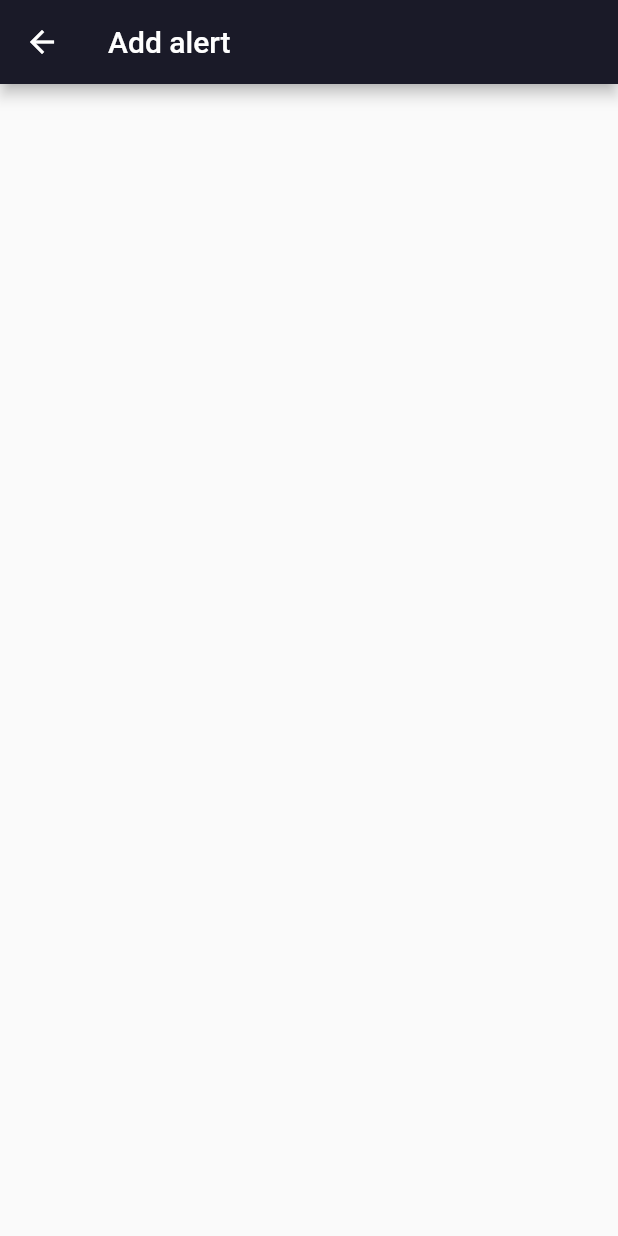
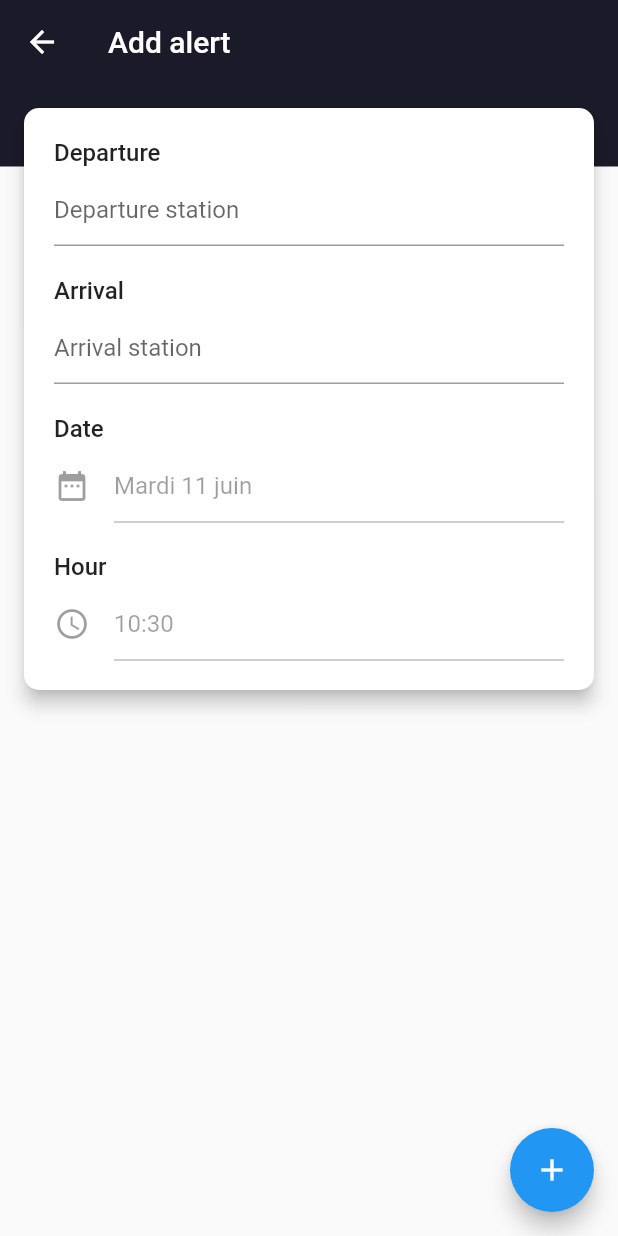
Before and after one commit to Pyozer/TGVMaxAlert, a Flutter app: the AddAlertScreen screen opened directly, on a phone screen of 412 x 824 dp. Run offline on Flutter 3.47's test engine with Material 2 defaults, Android fonts, the phone set to English and light mode, and no system bars; drawn by our look-alikes of flutter_typeahead; our stand-ins replace dio, shared_preferences; accounts and stored records are empty.

Commit message:
Add stations api and start creating add alert screen

```diff
--- /dev/null
+++ b/lib/models/sncf_gare.dart
@@ -0,0 +1,29 @@
+import 'dart:convert';
+
+class SncfStation {
+  String label;
+  String id;
+  double longitude;
+  double latitude;
+
+  SncfStation({this.label, this.id, this.longitude, this.latitude});
+
+  factory SncfStation.fromRawJson(String str) =>
+      SncfStation.fromJson(json.decode(str));
+
+  factory SncfStation.fromJson(Map<String, dynamic> json) => SncfStation(
+        label: json["label"],
+        id: json["id"],
+        longitude: json["longitude"].toDouble(),
+        latitude: json["latitude"].toDouble(),
+      );
+
+  String toRawJson() => json.encode(toJson());
+
+  Map<String, dynamic> toJson() => {
+        "label": label,
+        "id": id,
+        "longitude": longitude,
+        "latitude": latitude,
+      };
+}
--- a/lib/screens/add_alert_screen.dart
+++ b/lib/screens/add_alert_screen.dart
@@ -1,4 +1,9 @@
+import 'package:flutter/cupertino.dart';
 import 'package:flutter/material.dart';
+import 'package:tgv_max_alert/models/sncf_gare.dart';
+import 'package:tgv_max_alert/utils/api/api.dart';
+import 'package:tgv_max_alert/utils/utils.dart';
+import 'package:flutter_typeahead/flutter_typeahead.dart';
 
 class AddAlertScreen extends StatefulWidget {
   AddAlertScreen({Key key}) : super(key: key);
@@ -7,11 +12,153 @@ class AddAlertScreen extends StatefulWidget {
 }
 
 class _AddAlertScreenState extends State<AddAlertScreen> {
+  final _departureController = TextEditingController();
+  final _arrivalController = TextEditingController();
+  SncfStation _departure;
+  SncfStation _arrival;
+  DateTime _firstDate = DateTime.now();
+  DateTime _date = DateTime.now();
+  TimeOfDay _hour = TimeOfDay.now();
+
+  void _openDatePicker() async {
+    DateTime date = await showDatePicker(
+      context: context,
+      firstDate: _firstDate,
+      lastDate: _firstDate.add(Duration(days: 31 * 3)),
+      initialDate: _date,
+    );
+    if (date != null) setState(() => _date = date);
+  }
+
+  void _openTimePicker() async {
+    TimeOfDay hour = await showTimePicker(
+      context: context,
+      initialTime: _hour,
+    );
+    if (hour != null) setState(() => _hour = hour);
+  }
+
+  Widget _buildStation(BuildContext context, SncfStation station) {
+    return ListTile(
+      leading: const Icon(Icons.location_city),
+      title: Text(station.label),
+    );
+  }
+
+  void _addAlert() {
+    // TODO: Check fields and add alert to sharedpreferences
+    // Return the alert on navigation pop
+  }
+
   @override
   Widget build(BuildContext context) {
+    final labelStyle = Theme.of(context)
+        .textTheme
+        .subhead
+        .copyWith(fontWeight: FontWeight.w500);
+
     return Scaffold(
       appBar: AppBar(
         title: Text("Add alert"),
+        elevation: 0,
+      ),
+      floatingActionButton: FloatingActionButton(
+        child: const Icon(Icons.add),
+        onPressed: _addAlert,
+      ),
+      body: Stack(
+        children: [
+          Container(
+            color: Theme.of(context).primaryColor,
+            height: 55.0,
+          ),
+          Card(
+            margin: const EdgeInsets.all(16.0),
+            elevation: 5,
+            shape: RoundedRectangleBorder(
+              borderRadius: BorderRadius.circular(10.0),
+            ),
+            child: ListView(
+              shrinkWrap: true,
+              padding: const EdgeInsets.all(20.0),
+              children: [
+                Text("Departure", style: labelStyle),
+                const SizedBox(height: 5.0),
+                TypeAheadField<SncfStation>(
+                  textFieldConfiguration: TextFieldConfiguration(
+                    decoration: InputDecoration(hintText: "Departure station"),
+                    controller: _departureController,
+                    maxLines: 1,
+                  ),
+                  suggestionsCallback: (pattern) async {
+                    if (pattern.length < 3) return null;
+                    return await Api.getStations(pattern);
+                  },
+                  itemBuilder: _buildStation,
+                  onSuggestionSelected: (suggestion) {
+                    _departure = suggestion;
+                    _departureController.text = suggestion?.label ?? "";
+                  },
+                ),
+                const SizedBox(height: 20.0),
+                Text("Arrival", style: labelStyle),
+                const SizedBox(height: 5.0),
+                TypeAheadField<SncfStation>(
+                  textFieldConfiguration: TextFieldConfiguration(
+                    decoration: InputDecoration(hintText: "Arrival station"),
+                    controller: _arrivalController,
+                    maxLines: 1,
+                  ),
+                  suggestionsCallback: (pattern) async {
+                    if (pattern.length < 3) return null;
+                    return await Api.getStations(pattern, false);
+                  },
+                  itemBuilder: _buildStation,
+                  onSuggestionSelected: (suggestion) {
+                    _arrival = suggestion;
+                    _arrivalController.text = suggestion?.label ?? "";
+                  },
+                ),
+                const SizedBox(height: 20.0),
+                Text("Date", style: labelStyle),
+                const SizedBox(height: 5.0),
+                GestureDetector(
+                  onTap: _openDatePicker,
+                  child: AbsorbPointer(
+                    child: TextField(
+                      controller: TextEditingController(
+                        text: capitalize(formatMediumDate(_date)),
+                      ),
+                      decoration: InputDecoration(
+                        hintText: "Choose date",
+                        icon: const Icon(Icons.date_range),
+                      ),
+                      enabled: false,
+                    ),
+                  ),
+                ),
+                const SizedBox(height: 20.0),
+                Text("Hour", style: labelStyle),
+                const SizedBox(height: 5.0),
+                GestureDetector(
+                  onTap: _openTimePicker,
+                  child: AbsorbPointer(
+                    child: TextField(
+                      controller: TextEditingController(
+                        text: formatTimeHm(_hour),
+                      ),
+                      decoration: InputDecoration(
+                        hintText: "Choose departure time",
+                        icon: const Icon(Icons.access_time),
+                      ),
+                      enabled: false,
+                    ),
+                  ),
+                ),
+              ],
+            ),
+          ),
+        ],
       ),
     );
   }
--- a/lib/utils/api/api.dart
+++ b/lib/utils/api/api.dart
@@ -2,6 +2,7 @@ import 'package:dio/dio.dart';
 import 'package:tgv_max_alert/models/alert.dart';
 import 'package:tgv_max_alert/models/payload/payload.dart';
 import 'package:tgv_max_alert/models/sncf_api_response.dart';
+import 'package:tgv_max_alert/models/sncf_gare.dart';
 
 const API_URL = "https://www.oui.sncf/proposition/rest/search-travels/outward";
 
@@ -30,4 +31,22 @@ class Api {
 
     return SncfApiResponse.fromJson(httpRes.data);
   }
+
+  static Future<List<SncfStation>> getStations(
+    String search, [
+    bool isOrigin = true,
+  ]) async {
+    final httpRes = await Dio().get(
+      'https://booking.oui.sncf/booking/autocomplete-d2d',
+      queryParameters: {
+        'uc': 'fr-FR',
+        'searchField': isOrigin ? 'origin' : 'destination',
+        'searchTerm': search,
+      },
+    );
+
+    return List<SncfStation>.from(
+      httpRes.data.map((x) => SncfStation.fromJson(x)),
+    );
+  }
 }
--- a/lib/utils/utils.dart
+++ b/lib/utils/utils.dart
@@ -1,3 +1,4 @@
+import 'package:flutter/material.dart';
 import 'package:intl/intl.dart';
 
 String capitalize(String text) {
@@ -15,5 +16,9 @@ String formatDuration(Duration duration) {
 }
 
 String formatHm(DateTime date) => DateFormat.Hm().format(date);
+String formatTimeHm(TimeOfDay time) {
+  return formatHm(DateTime(2019, 1, 1, time.hour, time.minute));
+}
 
 String formatDate(DateTime date) => DateFormat.MMMEd('fr_FR').format(date);
+String formatMediumDate(DateTime date) => DateFormat.MMMMEEEEd('fr_FR').format(date);
--- a/pubspec.yaml
+++ b/pubspec.yaml
@@ -13,6 +13,7 @@ dependencies:
   dio: ^2.1.7
   intl: ^0.15.8
   shared_preferences: ^0.5.3+1
+  flutter_typeahead: ^1.6.1
 
 #dev_dependencies:
 #  flutter_test:
```
